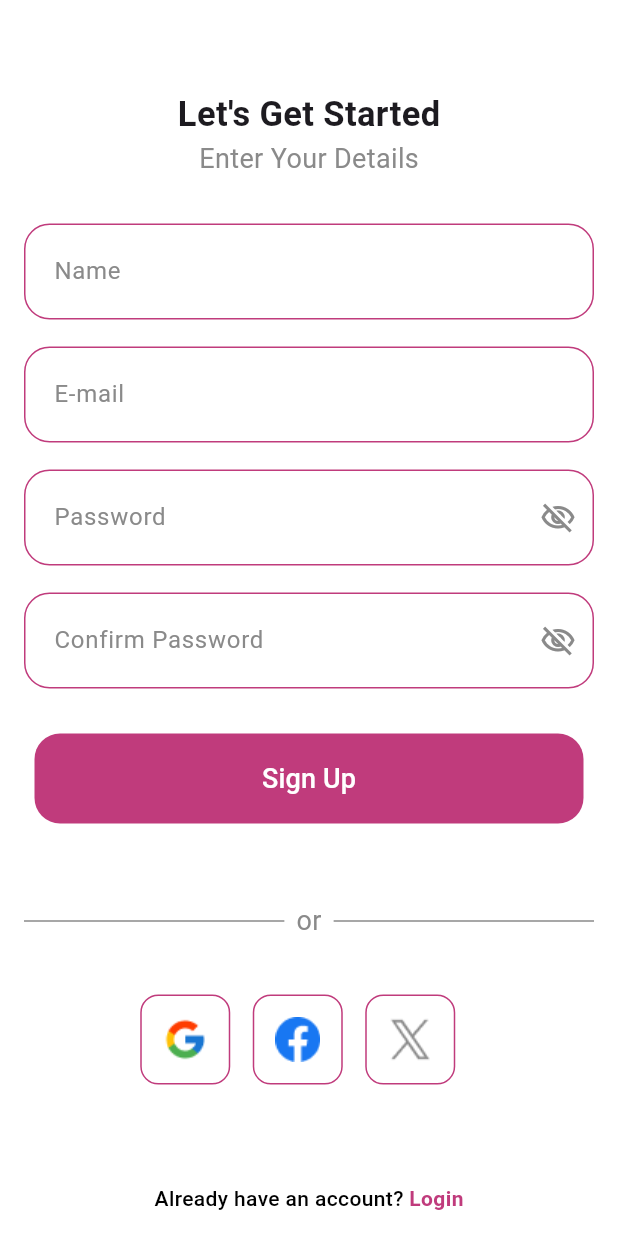
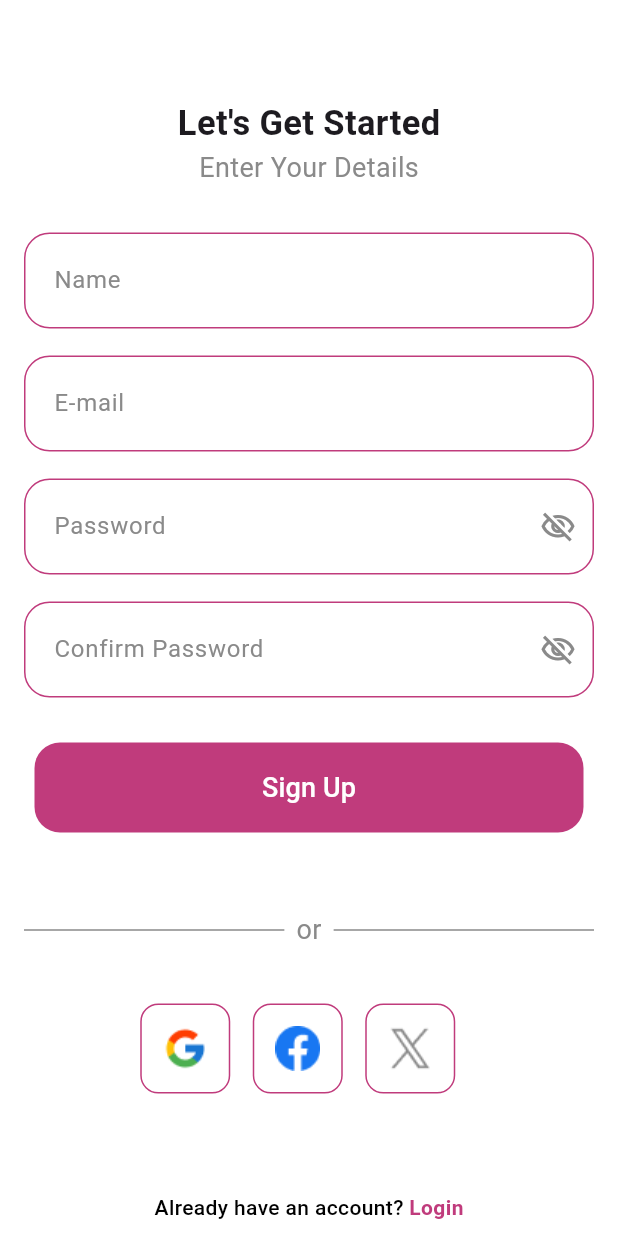
Before and after one commit to am-saksham/AndroidDevelopement_SakshamGupta, a Flutter app: the screen it shows after launch, on a phone screen of 412 x 824 dp. Run offline on Flutter 3.47's test engine with Material 3 defaults, Android fonts, the phone set to English and light mode, and no system bars; our stand-ins replace email_validator.

Commit message:
made changes

```diff
--- a/lib/sign_up_page.dart
+++ b/lib/sign_up_page.dart
@@ -104,7 +104,7 @@ class _SignUpPageState extends State<SignUpPage> {
           child: Column(
             mainAxisAlignment: MainAxisAlignment.start,
             children: [
-              const SizedBox(height: 44),
+              const SizedBox(height: 50),
               const Text(
                 "Let's Get Started",
                 style: TextStyle(
```
